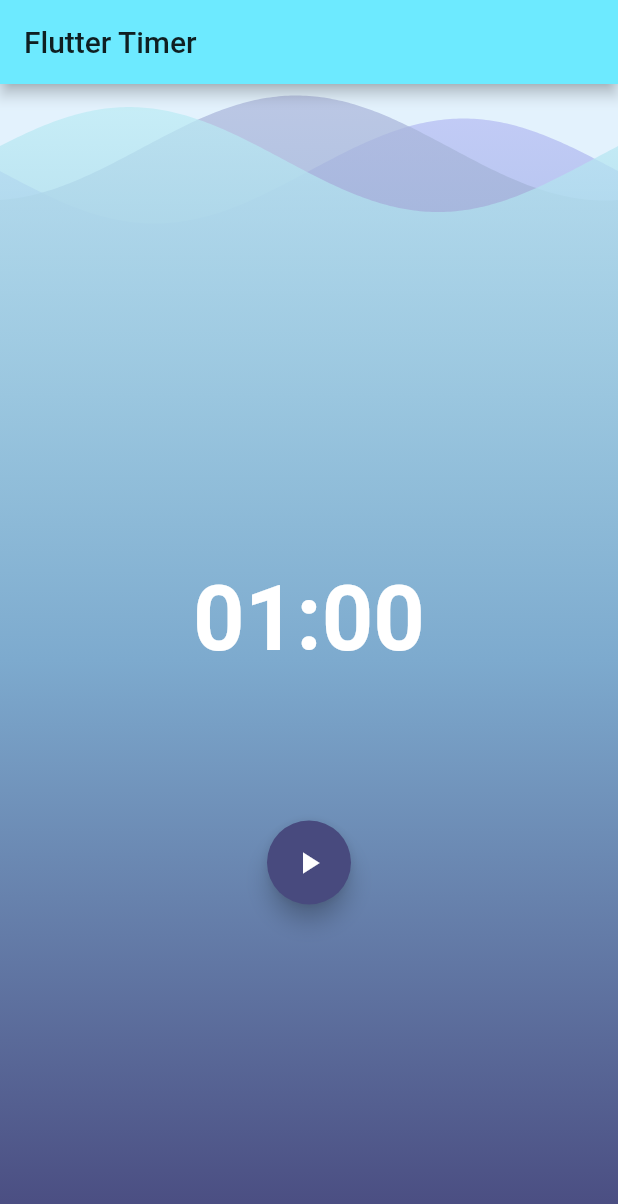
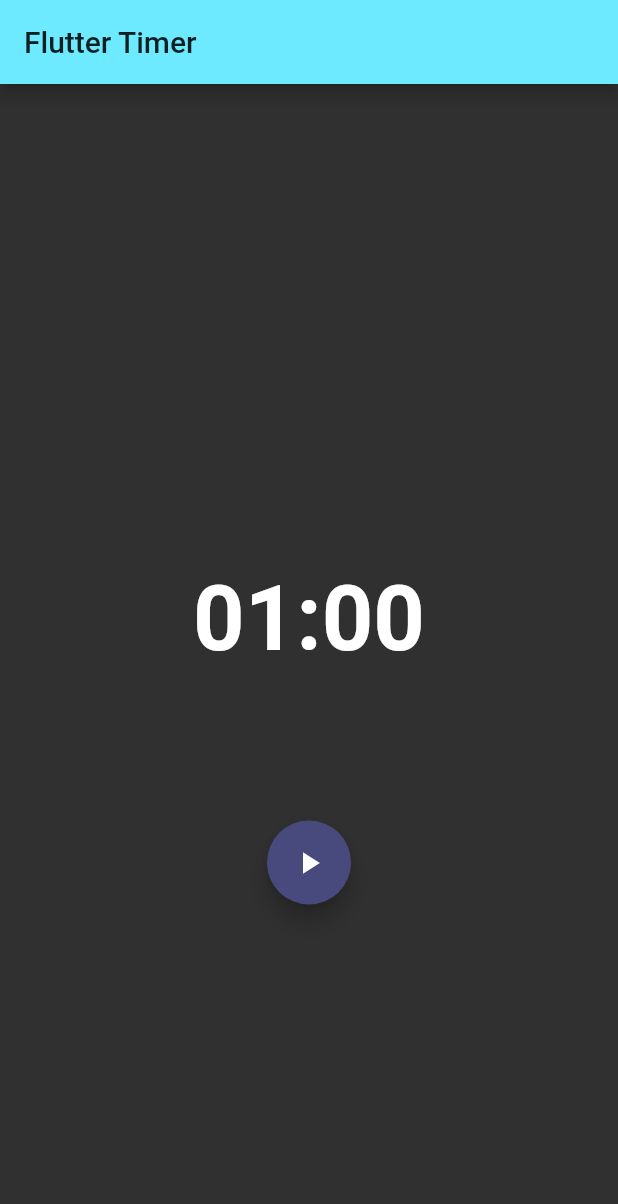
Before and after one commit to Adriano72/flutter_timer, a Flutter app: the screen it shows after launch, on a phone screen of 412 x 824 dp. Shown: the top 1204 px of the screen. Run offline on Flutter 3.47's test engine with Material 2 defaults, Android fonts, the phone set to English and light mode, and no system bars; drawn by our look-alikes of wave; our stand-ins replace bloc, equatable, flutter_bloc.

```diff
--- a/lib/main.dart
+++ b/lib/main.dart
@@ -37,7 +37,7 @@ class Timer extends StatelessWidget {
       appBar: AppBar(title: Text('Flutter Timer')),
       body: Stack(
         children: [
-          Background(),
+          //Background(),
           Column(
             mainAxisAlignment: MainAxisAlignment.center,
             crossAxisAlignment: CrossAxisAlignment.center,
```
